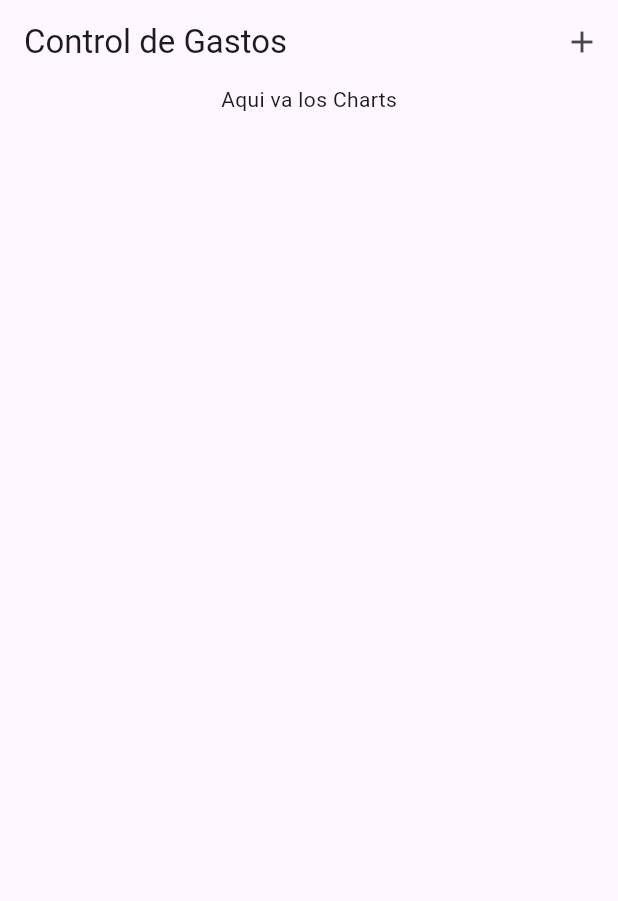
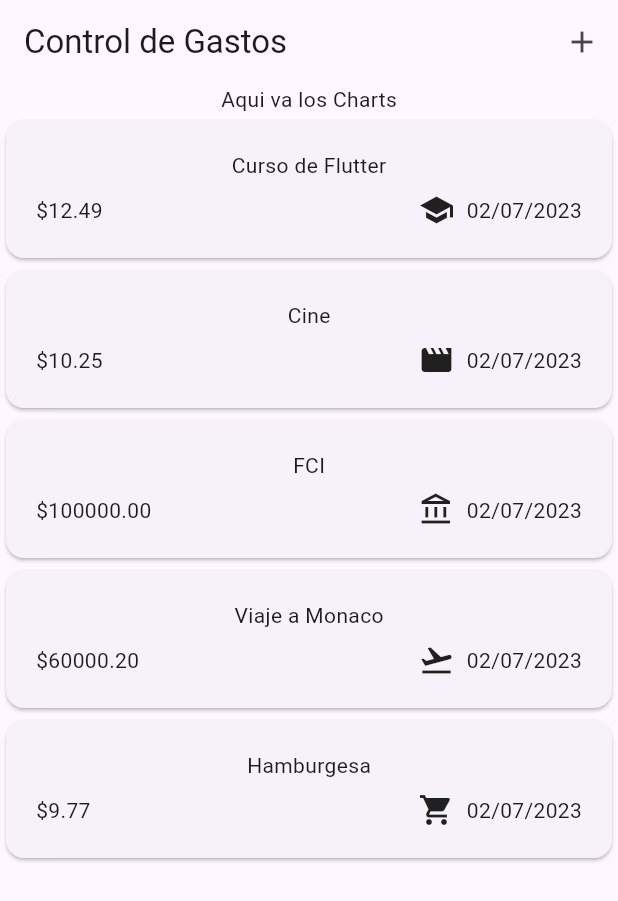
Before and after one commit to schwarz84/expenses-tracker-app, a Flutter app: the screen it shows after launch, on a phone screen of 412 x 824 dp. Shown: the top 901 px of the screen. Run offline on Flutter 3.47's test engine with Material 2 defaults, Android fonts, the phone set to English and light mode, and no system bars.

Commit message:
clase 120

```diff
--- a/lib/widgets/add_expense.dart
+++ b/lib/widgets/add_expense.dart
@@ -19,7 +19,7 @@ class _NewExpenseState extends State<NewExpense> {
 
   final _amountController = TextEditingController();
 
-  DateTime? _selectedDate;
+  DateTime? _selectedDate = DateTime.now();
 
   Category _selectedCategory = Category.ahorro;
 
--- a/lib/widgets/expenses.dart
+++ b/lib/widgets/expenses.dart
@@ -1,3 +1,5 @@
+import 'dart:math';
+
 import 'package:flutter/material.dart';
 
 import 'package:expenses_tracker/widgets/widgets.dart';
@@ -13,7 +15,13 @@ class Expenses extends StatefulWidget {
 }
 
 class _ExpensesState extends State<Expenses> {
-  final List<Expense> _registeredExpenses = [];
+  final List<Expense> _registeredExpenses = [
+    Expense(title: 'Curso de Flutter', amount: 12.49, date: DateTime.now(), category: Category.educacion),
+    Expense(title: 'Cine', amount: 10.25, date: DateTime.now(), category: Category.ocio),
+    Expense(title: 'FCI', amount: 100000, date: DateTime.now(), category: Category.ahorro),
+    Expense(title: 'Viaje a Monaco', amount: 60000.20, date: DateTime.now(), category: Category.viajes),
+    Expense(title: 'Hamburgesa', amount: 9.77, date: DateTime.now(), category: Category.comida)
+  ];
 
   void _addNewExpenseModal() {
     showModalBottomSheet(
@@ -29,8 +37,40 @@ class _ExpensesState extends State<Expenses> {
     });
   }
 
+  void _removeExpense(Expense expense) {
+    final expenseIndex = _registeredExpenses.indexOf(expense);
+
+    setState(() {
+      _registeredExpenses.remove(expense);
+    });
+    ScaffoldMessenger.of(context).clearSnackBars();
+    ScaffoldMessenger.of(context).showSnackBar(
+      SnackBar(
+        content: const Text('Eliminado con exito!!'),
+        duration: const Duration(seconds: 3),
+        action: SnackBarAction(
+          label: 'Deshacer',
+          onPressed: () {
+            setState(() {
+              _registeredExpenses.insert(expenseIndex, expense);
+            });
+          }),
+      )
+    );
+  }
+
   @override
   Widget build(BuildContext context) {
+    Widget mainContent = const Center(
+      child: Text('Lista Vacia'),
+    );
+
+    if(_registeredExpenses.isNotEmpty) {
+      mainContent = ExpensesList(
+        expenses: _registeredExpenses,
+        removeExpense: _removeExpense,
+      );
+    }
     return Scaffold(
       appBar: AppBar(
         title: const Text('Control de Gastos'),
@@ -45,8 +85,7 @@ class _ExpensesState extends State<Expenses> {
         children: [
           const Text('Aqui va los Charts'),
           Expanded(
-            child: ExpensesList(
-              expenses: _registeredExpenses),
+            child: mainContent
           )
         ],
       ),
--- a/lib/widgets/expenses_list/expenses_list.dart
+++ b/lib/widgets/expenses_list/expenses_list.dart
@@ -4,15 +4,24 @@ import 'package:expenses_tracker/models/models.dart';
 import 'package:expenses_tracker/widgets/expenses_list/expense_item.dart';
 
 class ExpensesList extends StatelessWidget {
-  const ExpensesList({super.key, required this.expenses});
+  const ExpensesList({super.key, required this.expenses, required this.removeExpense});
 
   final List<Expense> expenses;
+  final void Function(Expense expense) removeExpense;
 
   @override
   Widget build(BuildContext context) {
     return ListView.builder(
       itemCount: expenses.length,
-      itemBuilder: (context, index) => ExpenseItem(expense: expenses[index]),
+      itemBuilder: (context, index) => Dismissible(
+        key: ValueKey(expenses[index]),
+        onDismissed: (direction) {
+          removeExpense(expenses[index]);
+        },
+        child: ExpenseItem(
+          expense: expenses[index]
+        )
+      ),
     );
   }
 }
```
